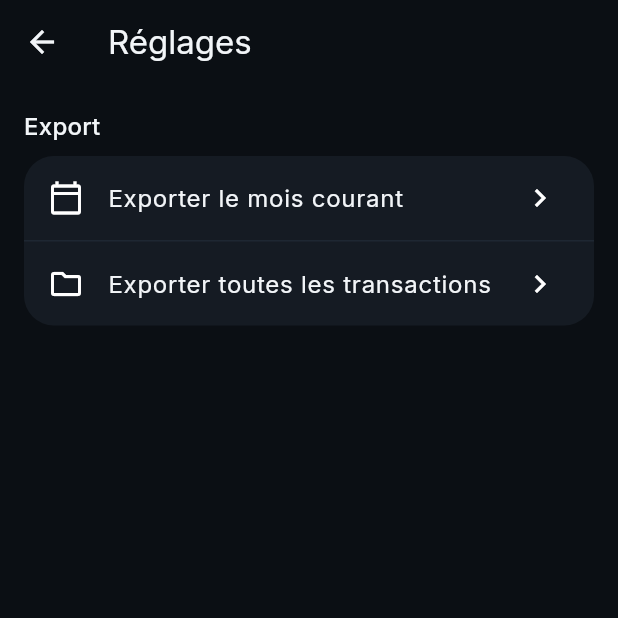
After one commit to Phnix01/koudi_na, a Flutter app: the ReglagesScreen screen opened directly, after a tap on "Exporter le mois courant", on a phone screen of 412 x 824 dp, the top half of it. The commit adds this screen. Run offline on Flutter 3.47's test engine with Material 3 defaults, Android fonts, the phone set to English and light mode, and no system bars; our stand-ins replace csv, flutter_riverpod, google_fonts, hive_ce, hive_ce_flutter, phosphor_flutter and 1 more; accounts and stored records are empty; statements that could not run were skipped.

Commit message:
feat: Ajouter l'écran de réglages avec exportation CSV et partage

```diff
--- /dev/null
+++ b/lib/logic/services/export_csv.dart
@@ -0,0 +1,34 @@
+import 'package:csv/csv.dart';
+import 'package:intl/intl.dart';
+
+import '../../data/models/categorie.dart';
+import '../../data/models/compte.dart';
+import '../../data/models/transaction.dart';
+import '../../data/models/type_mouvement.dart';
+
+/// Construit le contenu CSV des transactions (section 4, écran D).
+/// Fonction pure — aucun accès disque ici — pour rester facilement
+/// testable indépendamment du système de fichiers.
+String genererCsvTransactions(
+  List<Transaction> transactions,
+  Map<String, Categorie> categoriesParId,
+  Map<String, Compte> comptesParId,
+) {
+  final formatDate = DateFormat('yyyy-MM-dd');
+  final lignes = <List<dynamic>>[
+    ['Date', 'Type', 'Montant (FCFA)', 'Catégorie', 'Compte', 'Note'],
+    for (final transaction in transactions)
+      [
+        formatDate.format(transaction.date),
+        transaction.type == TypeMouvement.entree ? 'Entrée' : 'Dépense',
+        transaction.montant,
+        categoriesParId[transaction.categorieId]?.libelle ?? '',
+        comptesParId[transaction.compteId]?.libelle ?? '',
+        transaction.note ?? '',
+      ],
+  ];
+
+  // `addBom: true` : un tableur qui ouvre un CSV sans BOM devine parfois
+  // le mauvais encodage et corrompt les accents (critère de recette n°6).
+  return Csv(addBom: true).encode(lignes);
+}
--- /dev/null
+++ b/lib/logic/services/partage_csv.dart
@@ -0,0 +1,20 @@
+import 'dart:convert';
+import 'dart:io';
+
+import 'package:path_provider/path_provider.dart';
+import 'package:share_plus/share_plus.dart';
+
+/// Écrit le CSV dans le dossier temporaire de l'app puis ouvre la
+/// feuille de partage native — WhatsApp, mail, Drive... (section 4,
+/// écran D). Contrairement à [genererCsvTransactions], cette fonction
+/// fait de l'I/O (disque + plateforme native) : elle ne peut pas être
+/// testée aussi simplement qu'un calcul pur, d'où la séparation en
+/// deux fichiers.
+Future<void> partagerCsv(String contenuCsv, String nomFichier) async {
+  final dossier = await getTemporaryDirectory();
+  final fichier = File('${dossier.path}/$nomFichier');
+  // encoding: utf8 transforme le caractère BOM (U+FEFF) ajouté par
+  // genererCsvTransactions en ses 3 octets EF BB BF réels sur le disque.
+  await fichier.writeAsString(contenuCsv, encoding: utf8);
+  await SharePlus.instance.share(ShareParams(files: [XFile(fichier.path)], text: 'Export KUDI — $nomFichier'));
+}
--- a/lib/ui/screens/capture_screen.dart
+++ b/lib/ui/screens/capture_screen.dart
@@ -10,6 +10,7 @@ import '../../logic/providers/repositories_providers.dart';
 import '../widgets/formulaire_transaction.dart';
 import '../widgets/solde_du_mois.dart';
 import 'mois_screen.dart';
+import 'reglages_screen.dart';
 
 /// Écran A du cahier des charges : la capture, cœur de l'application.
 /// Parcours cible (section 4) : ouvrir → taper le montant → taper la
@@ -49,12 +50,17 @@ class CaptureScreen extends ConsumerWidget {
               padding: const EdgeInsets.only(top: 8),
               child: Row(
                 children: [
-                  const SizedBox(width: 48), // équilibre visuellement l'IconButton à droite
+                  const SizedBox(width: 96), // équilibre visuellement les deux IconButton à droite
                   const Expanded(child: SoldeDuMois()),
                   IconButton(
                     tooltip: 'Voir le mois',
                     icon: const PhosphorIcon(PhosphorIconsFill.listBullets),
                     onPressed: () => Navigator.of(context).push(MaterialPageRoute(builder: (_) => const MoisScreen())),
+                  ),
+                  IconButton(
+                    tooltip: 'Réglages',
+                    icon: const PhosphorIcon(PhosphorIconsFill.gearSix),
+                    onPressed: () => Navigator.of(context).push(MaterialPageRoute(builder: (_) => const ReglagesScreen())),
                   ),
                 ],
               ),
--- /dev/null
+++ b/lib/ui/screens/reglages_screen.dart
@@ -0,0 +1,84 @@
+import 'package:flutter/material.dart';
+import 'package:flutter_riverpod/flutter_riverpod.dart';
+import 'package:intl/intl.dart';
+
+import '../../logic/providers/repositories_providers.dart';
+import '../../logic/services/export_csv.dart';
+import '../../logic/services/partage_csv.dart';
+
+/// Écran D en construction (section 4) : pour l'instant, seul l'export
+/// CSV y vit. La gestion des catégories et des comptes arrivera dans
+/// une étape suivante.
+class ReglagesScreen extends ConsumerStatefulWidget {
+  const ReglagesScreen({super.key});
+
+  @override
+  ConsumerState<ReglagesScreen> createState() => _ReglagesScreenState();
+}
+
+class _ReglagesScreenState extends ConsumerState<ReglagesScreen> {
+  bool _exportEnCours = false;
+
+  Future<void> _exporter({required bool moisCourantSeulement}) async {
+    setState(() => _exportEnCours = true);
+    try {
+      final categoriesParId = {for (final c in ref.read(categorieRepositoryProvider).tous()) c.id: c};
+      final comptesParId = {for (final c in ref.read(compteRepositoryProvider).tous()) c.id: c};
+
+      var transactions = ref.read(transactionRepositoryProvider).tous();
+      if (moisCourantSeulement) {
+        final maintenant = DateTime.now();
+        transactions = transactions.where((t) => t.date.year == maintenant.year && t.date.month == maintenant.month).toList();
+      }
+      transactions.sort((a, b) => a.date.compareTo(b.date));
+
+      final csv = genererCsvTransactions(transactions, categoriesParId, comptesParId);
+      final suffixe = moisCourantSeulement ? DateFormat('yyyy-MM').format(DateTime.now()) : 'tout';
+      await partagerCsv(csv, 'kudi_$suffixe.csv');
+    } finally {
+      if (mounted) setState(() => _exportEnCours = false);
+    }
+  }
+
+  @override
+  Widget build(BuildContext context) {
+    return Scaffold(
+      appBar: AppBar(title: const Text('Réglages')),
+      body: ListView(
+        padding: const EdgeInsets.all(16),
+        children: [
+          Text('Export', style: Theme.of(context).textTheme.titleMedium),
+          const SizedBox(height: 8),
+          Card(
+            child: Column(
+              children: [
+                ListTile(
+                  leading: const Icon(Icons.calendar_today_outlined),
+                  title: const Text('Exporter le mois courant'),
+                  trailing: _exportEnCours ? const _IndicateurChargement() : const Icon(Icons.chevron_right),
+                  onTap: _exportEnCours ? null : () => _exporter(moisCourantSeulement: true),
+                ),
+                const Divider(height: 1),
+                ListTile(
+                  leading: const Icon(Icons.folder_outlined),
+                  title: const Text('Exporter toutes les transactions'),
+                  trailing: _exportEnCours ? const _IndicateurChargement() : const Icon(Icons.chevron_right),
+                  onTap: _exportEnCours ? null : () => _exporter(moisCourantSeulement: false),
+                ),
+              ],
+            ),
+          ),
+        ],
+      ),
+    );
+  }
+}
+
+class _IndicateurChargement extends StatelessWidget {
+  const _IndicateurChargement();
+
+  @override
+  Widget build(BuildContext context) {
+    return const SizedBox(width: 20, height: 20, child: CircularProgressIndicator(strokeWidth: 2));
+  }
+}
```
Also changed, not shown: pubspec.yaml (+12 -0 lines), pubspec.lock, 5 other files.
